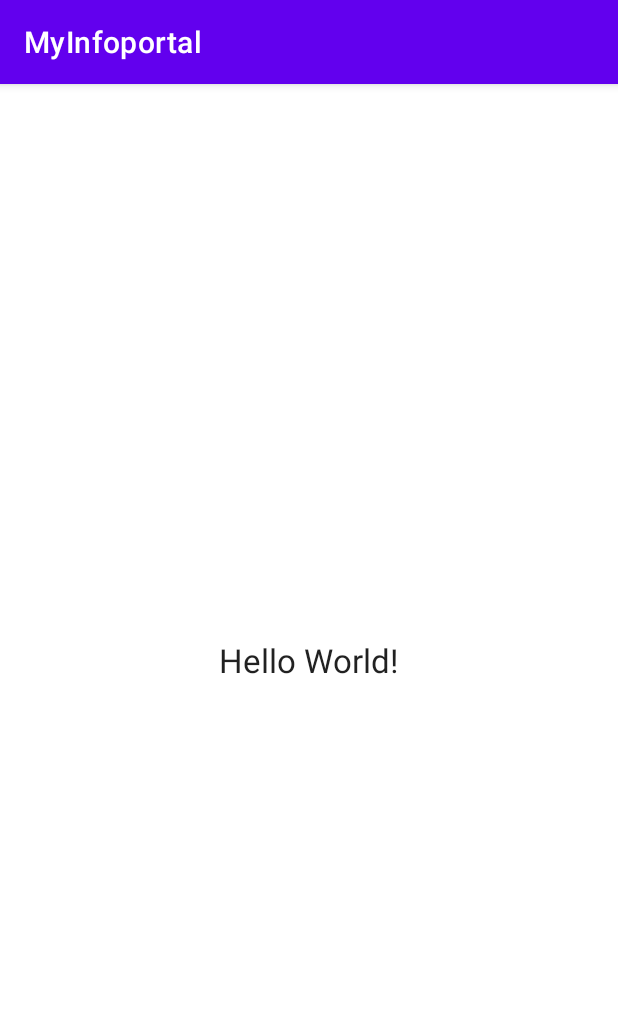
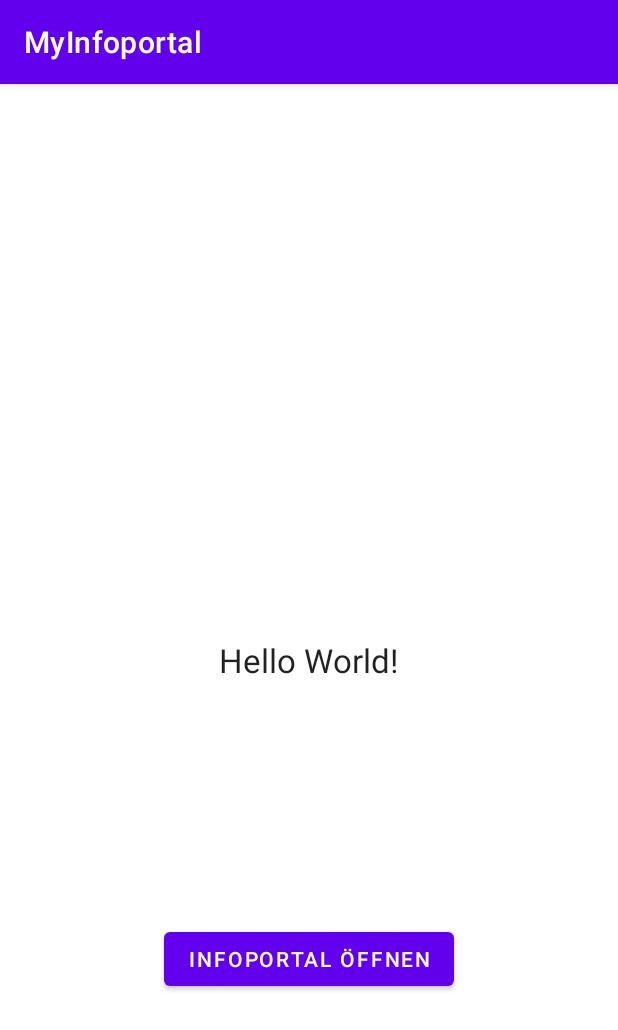
Before and after one commit to mastermax1988/MyInfoportal, an Android app: the screen it shows after launch (MainActivity), on a phone screen of 412 x 824 dp. Shown: the top 1030 px of the screen. Run offline under Robolectric (Android 15) with nearby library versions, the phone set to English and light mode, and no system bars; libraries missing offline, so code that uses them is left out: org.jboss.aerogear; 3 statements that could not run were skipped.

Commit message:
autologin working :)

```diff
--- a/app/src/main/AndroidManifest.xml
+++ b/app/src/main/AndroidManifest.xml
@@ -18,9 +18,9 @@
             </intent-filter>
         </activity>
     </application>
-
+<uses-permission android:name="android.permission.INTERNET" />
     <uses-permission
         android:name="android.permission.GET_ACCOUNTS"
-        android:maxSdkVersion="22" />
-
+        android:maxSdkVersion="22"
+        />
 </manifest>
--- a/app/src/main/java/com/example/myinfoportal/MainActivity.java
+++ b/app/src/main/java/com/example/myinfoportal/MainActivity.java
@@ -8,6 +8,10 @@ import android.accounts.AccountManagerCallback;
 import android.accounts.AccountManagerFuture;
 import android.accounts.AuthenticatorException;
 import android.accounts.OperationCanceledException;
+import android.content.ClipData;
+import android.content.ClipboardManager;
+import android.content.Context;
+import android.content.Intent;
 import android.os.Bundle;
 import android.os.Handler;
 import android.os.Message;
@@ -19,13 +23,19 @@ import org.jboss.aerogear.security.otp.Totp;
 
 
 public class MainActivity extends AppCompatActivity {
-    private Totp generator;
+
     @Override
     protected void onCreate(Bundle savedInstanceState) {
         super.onCreate(savedInstanceState);
         setContentView(R.layout.activity_main);
-        generator = new Totp(BuildConfig.HOTP_KEY);
+        Totp generator = new Totp(BuildConfig.TOTP_KEY);
         TextView txt = findViewById(R.id.txt);
         txt.setText("Login-Token:\n" + generator.now());
+        ClipboardManager cp = (ClipboardManager) getSystemService(Context.CLIPBOARD_SERVICE);
+        cp.setPrimaryClip(ClipData.newPlainText("",generator.now()));
+        findViewById(R.id.button).setOnClickListener((e)->{
+            Intent intent = new Intent(this,WebView.class);
+            startActivity(intent);
+        });
     }
 }
--- a/app/src/main/res/layout/activity_main.xml
+++ b/app/src/main/res/layout/activity_main.xml
@@ -17,4 +17,14 @@
         app:layout_constraintRight_toRightOf="parent"
         app:layout_constraintTop_toTopOf="parent" />
 
+    <Button
+        android:id="@+id/button"
+        android:layout_width="wrap_content"
+        android:layout_height="wrap_content"
+        android:text="Infoportal öffnen"
+        app:layout_constraintBottom_toBottomOf="parent"
+        app:layout_constraintEnd_toEndOf="parent"
+        app:layout_constraintStart_toStartOf="parent"
+        app:layout_constraintTop_toBottomOf="@+id/txt" />
+
 </androidx.constraintlayout.widget.ConstraintLayout>
--- a/app/src/main/res/layout/activity_web_view.xml
+++ b/app/src/main/res/layout/activity_web_view.xml
@@ -6,4 +6,10 @@
     android:layout_height="match_parent"
     tools:context=".WebView">
 
+    <WebView
+        android:id="@+id/wv"
+        android:layout_width="match_parent"
+        android:layout_height="match_parent"
+        tools:layout_editor_absoluteX="144dp"
+        tools:layout_editor_absoluteY="199dp" />
 </androidx.constraintlayout.widget.ConstraintLayout>
--- a/app/src/main/res/values/themes.xml
+++ b/app/src/main/res/values/themes.xml
@@ -12,5 +12,6 @@
         <!-- Status bar color. -->
         <item name="android:statusBarColor" tools:targetApi="l">?attr/colorPrimaryVariant</item>
         <!-- Customize your theme here. -->
+        <item name="android:windowActionBar">false</item>
     </style>
 </resources>
```
Also changed, not shown: app/build.gradle (+7 -1 lines), app/src/main/java/com/example/myinfoportal/WebView.java (+35 -0 lines).
